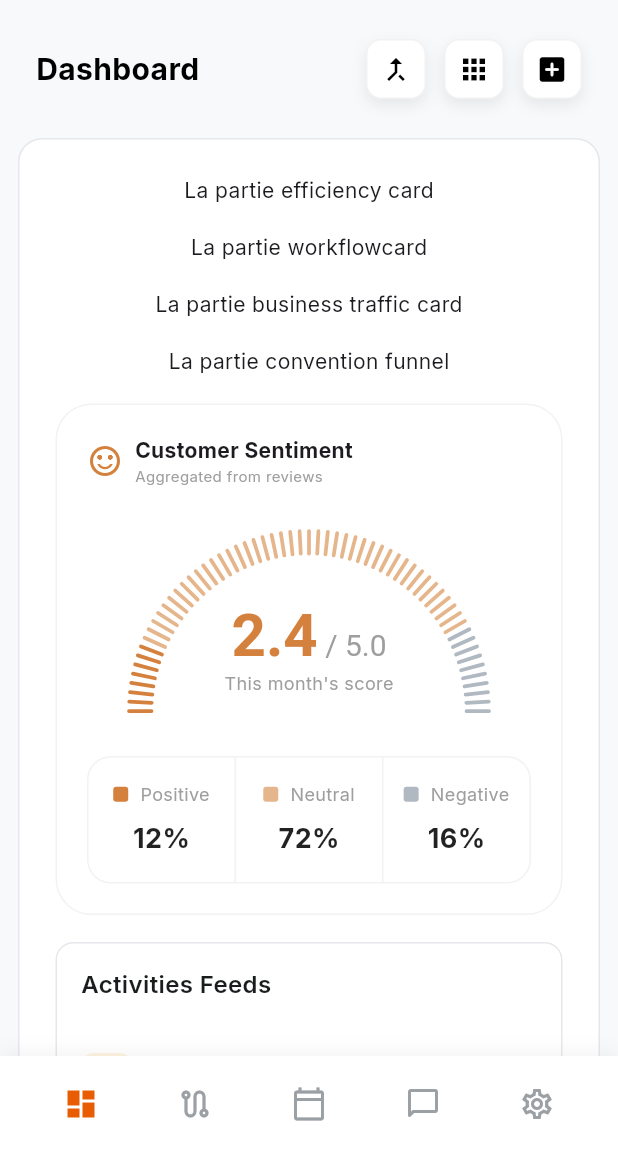
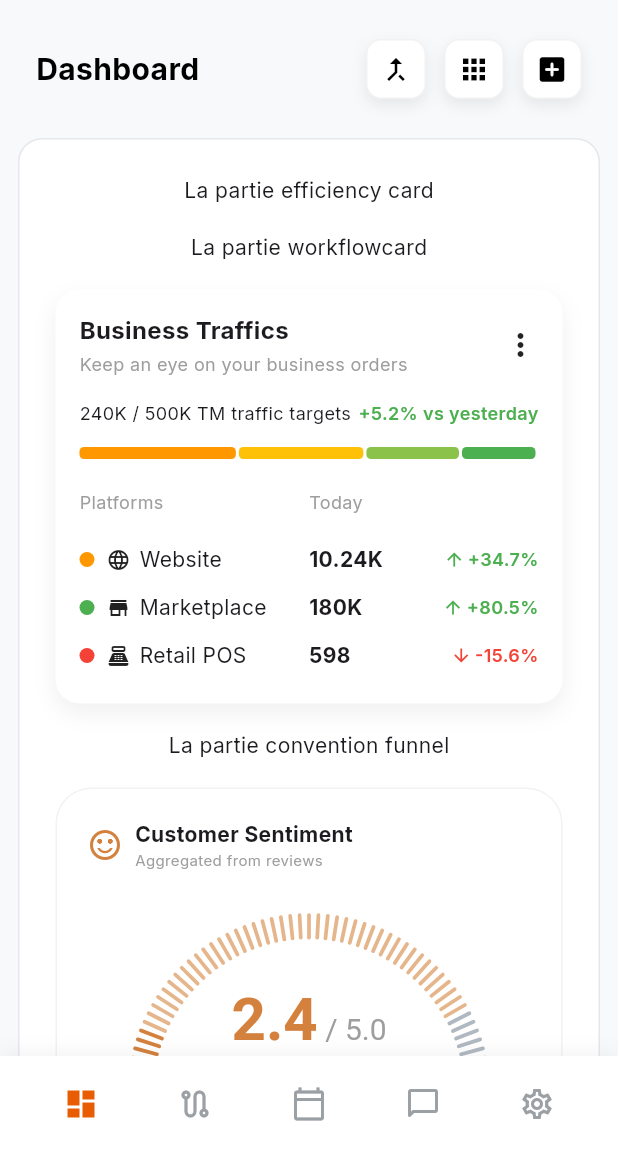
Before and after one commit to HE11032006/Mare_Flutter, a Flutter app: the screen it shows after launch, on a phone screen of 412 x 824 dp, the part 84-1236 px from its top. Run offline on Flutter 3.47's test engine with Material 3 defaults, Android fonts, the phone set to English and light mode, and no system bars; drawn by our look-alikes of flutter_animate; our stand-ins replace google_fonts.

Commit message:
Ajout de la carte BusinessTraffic

```diff
--- a/lib/screens/dashboard.dart
+++ b/lib/screens/dashboard.dart
@@ -1,10 +1,10 @@
 import 'package:flutter/material.dart';
-import 'package:flutter_animate/flutter_animate.dart';
 import '../models/dashboardModels.dart';
 import '../utils/color.dart';
 import '../utils/text_style.dart';
 import '../widget/cards/activity_seeds.dart';
 import '../widget/cards/customer_sentiment_card.dart';
+import '../widget/cards/business_traffic.dart';
 class DashboardScreen extends StatelessWidget {
   const DashboardScreen({super.key});
 
@@ -183,9 +183,7 @@ class DashboardScreen extends StatelessWidget {
   }
 
   Widget _businessTrafficCard() {
-    return Center(
-      child: Text("La partie business traffic card"),
-    );
+    return const BusinessTrafficCard();
   }
 
   Widget _conventionfunnelcard() {
--- /dev/null
+++ b/lib/widget/cards/business_traffic.dart
@@ -0,0 +1,247 @@
+import 'package:flutter/material.dart';
+
+class BusinessTrafficCard extends StatelessWidget {
+  const BusinessTrafficCard({super.key});
+
+  @override
+  Widget build(BuildContext context) {
+    return LayoutBuilder(
+      builder: (context, constraints) {
+        final isWide = constraints.maxWidth >= 600;
+
+        return Container(
+          width: double.infinity,
+          padding: EdgeInsets.all(isWide ? 20 : 16),
+          decoration: BoxDecoration(
+            color: Colors.white,
+            borderRadius: BorderRadius.circular(16),
+            boxShadow: [
+              BoxShadow(
+                color: Colors.black.withOpacity(0.06),
+                blurRadius: 12,
+                offset: const Offset(0, 6),
+              ),
+            ],
+          ),
+          child: Column(
+            crossAxisAlignment: CrossAxisAlignment.start,
+            children: [
+              _header(isWide),
+              const SizedBox(height: 16),
+              _trafficTarget(isWide),
+              const SizedBox(height: 14),
+              _segmentedProgress(),
+              const SizedBox(height: 14),
+              _platformsHeader(),
+              const SizedBox(height: 8),
+              _platformRow(
+                color: Colors.orange,
+                icon: Icons.language,
+                name: 'Website',
+                value: '10.24K',
+                percent: '+34.7%',
+                up: true,
+              ),
+              _platformRow(
+                color: Colors.green,
+                icon: Icons.store,
+                name: 'Marketplace',
+                value: '180K',
+                percent: '+80.5%',
+                up: true,
+              ),
+              _platformRow(
+                color: Colors.red,
+                icon: Icons.point_of_sale,
+                name: 'Retail POS',
+                value: '598',
+                percent: '-15.6%',
+                up: false,
+              ),
+            ],
+          ),
+        );
+      },
+    );
+  }
+
+  // ================= HEADER =================
+
+  Widget _header(bool isWide) {
+    return Row(
+      mainAxisAlignment: MainAxisAlignment.spaceBetween,
+      children: [
+        Column(
+          crossAxisAlignment: CrossAxisAlignment.start,
+          children: [
+            Text(
+              'Business Traffics',
+              style: TextStyle(
+                fontWeight: FontWeight.bold,
+                fontSize: isWide ? 18 : 16,
+              ),
+            ),
+            const SizedBox(height: 2),
+            Text(
+              'Keep an eye on your business orders',
+              style: TextStyle(
+                fontSize: isWide ? 13 : 12,
+                color: Colors.grey,
+              ),
+            ),
+          ],
+        ),
+        const Icon(Icons.more_vert),
+      ],
+    );
+  }
+
+  // ================= TARGET =================
+
+  Widget _trafficTarget(bool isWide) {
+    return Row(
+      mainAxisAlignment: MainAxisAlignment.spaceBetween,
+      children: [
+        Text(
+          '240K / 500K TM traffic targets',
+          style: TextStyle(fontSize: isWide ? 14 : 12),
+        ),
+        Text(
+          '+5.2% vs yesterday',
+          style: TextStyle(
+            fontSize: isWide ? 13 : 12,
+            color: Colors.green,
+            fontWeight: FontWeight.w600,
+          ),
+        ),
+      ],
+    );
+  }
+
+  // ================= SEGMENTED PROGRESS =================
+
+  Widget _segmentedProgress() {
+    return SizedBox(
+      height: 8,
+      child: Row(
+        children: [
+          _segment(25, Colors.orange),
+          _segment(20, Colors.amber),
+          _segment(15, Colors.lightGreen),
+          _segment(12, Colors.green),
+        ],
+      ),
+    );
+  }
+
+  Widget _segment(int flex, Color color) {
+    return Expanded(
+      flex: flex,
+      child: Container(
+        margin: const EdgeInsets.only(right: 2),
+        decoration: BoxDecoration(
+          color: color,
+          borderRadius: BorderRadius.circular(3),
+        ),
+      ),
+    );
+  }
+
+  // ================= TABLE HEADER =================
+
+  Widget _platformsHeader() {
+    return Padding(
+      padding: const EdgeInsets.symmetric(vertical: 6),
+      child: Row(
+        children: const [
+          Expanded(
+            flex: 2,
+            child: Text(
+              'Platforms',
+              style: TextStyle(fontSize: 12, color: Colors.grey),
+            ),
+          ),
+          Expanded(
+            child: Text(
+              'Today',
+              style: TextStyle(fontSize: 12, color: Colors.grey),
+            ),
+          ),
+          Expanded(
+            child: SizedBox(),
+          ),
+        ],
+      ),
+    );
+  }
+
+  // ================= PLATFORM ROW =================
+
+  Widget _platformRow({
+    required Color color,
+    required IconData icon,
+    required String name,
+    required String value,
+    required String percent,
+    required bool up,
+  }) {
+    return Padding(
+      padding: const EdgeInsets.symmetric(vertical: 6),
+      child: Row(
+        children: [
+          Expanded(
+            flex: 2,
+            child: Row(
+              children: [
+                Container(
+                  width: 10,
+                  height: 10,
+                  decoration: BoxDecoration(
+                    color: color,
+                    shape: BoxShape.circle,
+                  ),
+                ),
+                const SizedBox(width: 8),
+                Icon(icon, size: 16),
+                const SizedBox(width: 6),
+                Flexible(
+                  child: Text(
+                    name,
+                    overflow: TextOverflow.ellipsis,
+                  ),
+                ),
+              ],
+            ),
+          ),
+          Expanded(
+            child: Text(
+              value,
+              style: const TextStyle(fontWeight: FontWeight.bold),
+            ),
+          ),
+          Expanded(
+            child: Row(
+              mainAxisAlignment: MainAxisAlignment.end,
+              children: [
+                Icon(
+                  up ? Icons.arrow_upward : Icons.arrow_downward,
+                  size: 14,
+                  color: up ? Colors.green : Colors.red,
+                ),
+                const SizedBox(width: 2),
+                Text(
+                  percent,
+                  style: TextStyle(
+                    fontSize: 12,
+                    color: up ? Colors.green : Colors.red,
+                    fontWeight: FontWeight.w600,
+                  ),
+                ),
+              ],
+            ),
+          ),
+        ],
+      ),
+    );
+  }
+}
--- a/lib/widget/cards/customer_sentiment_card.dart
+++ b/lib/widget/cards/customer_sentiment_card.dart
@@ -1,7 +1,6 @@
 import 'package:flutter/material.dart';
 import 'package:provider/provider.dart';
 import '../../providers/providers.dart';
-import '../../utils/color.dart';
 import 'customer_sentiment_gauge.dart';
 
 class CustomerSentimentCard extends StatelessWidget {
--- a/lib/widget/common/app_drawer.dart
+++ b/lib/widget/common/app_drawer.dart
@@ -1,8 +1,5 @@
 import 'package:flutter/material.dart';
-import 'package:flutter_animate/flutter_animate.dart';
 
-import '../../utils/color.dart';
-import '../../utils/text_style.dart';
 
 class AppDrawer extends StatelessWidget {
   const AppDrawer({super.key});
```
